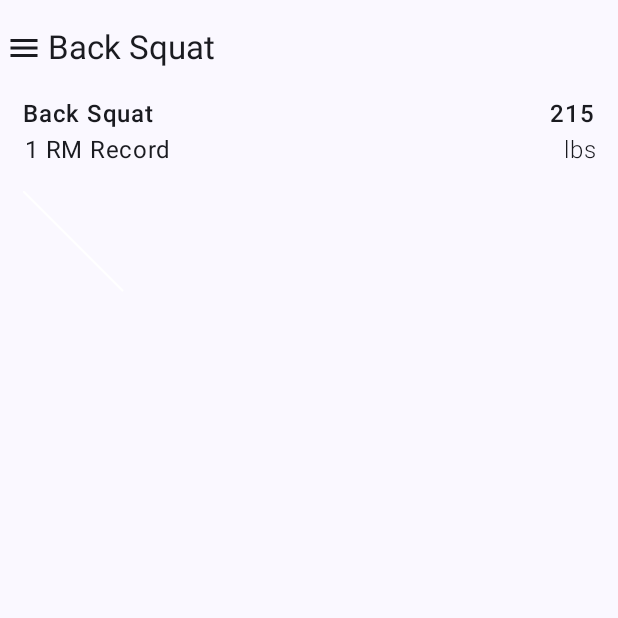
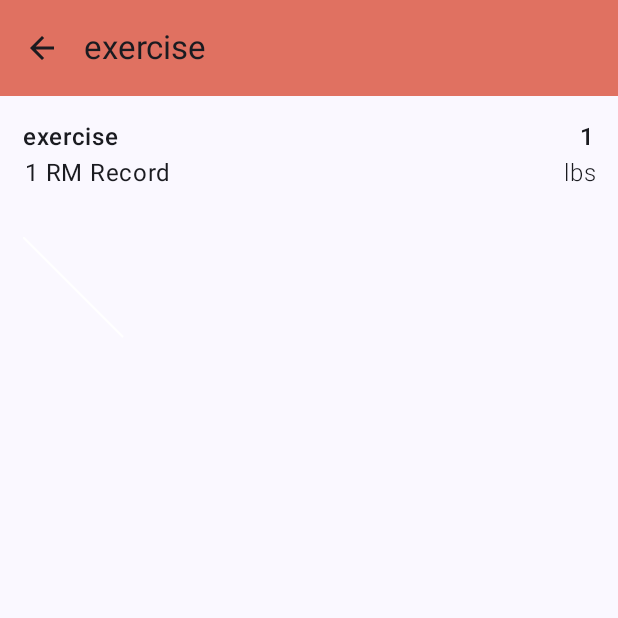
Before and after one commit to ebabel/fitbod_challenge, an Android app built with Jetpack Compose: the ExerciseDetailPageContent screen opened through its navigation route, on a phone screen of 412 x 824 dp, the top half of it. Run offline under Robolectric (Android 15) with nearby library versions, the phone set to English and light mode, and no system bars; 1 statement that could not run was skipped.

Commit message:
Add ktor, get file, add viewModel, improve lazy column

```diff
--- a/app/build.gradle.kts
+++ b/app/build.gradle.kts
@@ -49,6 +49,8 @@ android {
 dependencies {
 
     implementation(libs.androidx.core.ktx)
+    implementation(libs.kotlinx.datetime)
+    implementation (libs.ktor.client.android)
     implementation(libs.androidx.lifecycle.runtime.ktx)
     implementation(libs.androidx.activity.compose)
     implementation(platform(libs.androidx.compose.bom))
--- a/app/src/main/AndroidManifest.xml
+++ b/app/src/main/AndroidManifest.xml
@@ -1,6 +1,8 @@
 <?xml version="1.0" encoding="utf-8"?>
 <manifest xmlns:android="http://schemas.android.com/apk/res/android"
     xmlns:tools="http://schemas.android.com/tools">
+    <uses-permission android:name="android.permission.INTERNET" />
+    <uses-permission android:name="android.permission.ACCESS_NETWORK_STATE" />
 
     <application
         android:allowBackup="true"
--- a/app/src/main/java/com/example/fitbodchallenge/MainActivity.kt
+++ b/app/src/main/java/com/example/fitbodchallenge/MainActivity.kt
@@ -16,24 +16,34 @@ import androidx.compose.foundation.layout.padding
 import androidx.compose.foundation.lazy.LazyColumn
 import androidx.compose.material.icons.Icons
 import androidx.compose.material.icons.filled.Menu
+import androidx.compose.foundation.lazy.items
+import androidx.compose.material.icons.filled.ArrowBack
+import androidx.compose.material3.Divider
 import androidx.compose.material3.ExperimentalMaterial3Api
 import androidx.compose.material3.Icon
+import androidx.compose.material3.IconButton
 import androidx.compose.material3.Scaffold
 import androidx.compose.material3.Text
 import androidx.compose.material3.TopAppBar
+import androidx.compose.material3.TopAppBarDefaults.topAppBarColors
 import androidx.compose.runtime.Composable
+import androidx.compose.runtime.collectAsState
 import androidx.compose.ui.Alignment
 import androidx.compose.ui.Modifier
+import androidx.compose.ui.graphics.Color
 import androidx.compose.ui.text.font.FontWeight.Companion.W300
 import androidx.compose.ui.text.font.FontWeight.Companion.W500
 import androidx.compose.ui.text.style.TextAlign
 import androidx.compose.ui.tooling.preview.Preview
 import androidx.compose.ui.unit.dp
+import androidx.lifecycle.viewmodel.compose.viewModel
 import androidx.navigation.compose.NavHost
 import androidx.navigation.compose.composable
 import androidx.navigation.compose.rememberNavController
 import com.example.fitbodchallenge.ui.Graph
 import com.example.fitbodchallenge.ui.theme.FitbodChallengeTheme
+import io.ktor.client.HttpClient
+import io.ktor.client.engine.android.Android
 
 private const val ROUTE_EXERCISE_DETAIL = "ExerciseDetail"
 private const val ROUTE_HOME = "Home"
@@ -42,9 +52,11 @@ class MainActivity : ComponentActivity() {
 
     override fun onCreate(savedInstanceState: Bundle?) {
         super.onCreate(savedInstanceState)
+
         setContent {
             FitbodChallengeTheme {
                 val navController = rememberNavController()
+                val viewModel = viewModel<MainViewModel>()
                 NavHost(
                     navController = navController,
                     startDestination = ROUTE_HOME,
@@ -53,13 +65,18 @@ class MainActivity : ComponentActivity() {
                         WorkoutPageContent(
                             onDetailClicked = {
                                 navController.navigate(ROUTE_EXERCISE_DETAIL)
-                            })
+                            },
+                            exercises = viewModel.exercises.collectAsState(emptyMap()).value,
+                        )
                     }
                     composable(ROUTE_EXERCISE_DETAIL) {
                         BackHandler {
                             navController.popBackStack()
                         }
-                        ExerciseDetailPageContent()
+                        ExerciseDetailPageContent(
+                            onNavigateBack = { navController.popBackStack() },
+                            exercise = "exercise"
+                        )
                     }
                 }
 
@@ -71,24 +88,41 @@ class MainActivity : ComponentActivity() {
 @Preview
 @Composable
 private fun PreviewExerciseDetailPageContent() {
-    ExerciseDetailPageContent()
+    ExerciseDetailPageContent(
+        exercise = "Back Squat",
+        onNavigateBack = {}
+    )
 }
 
 @Composable
-private fun ExerciseDetailPageContent() {
+private fun ExerciseDetailPageContent(
+    exercise: String,
+    onNavigateBack: () -> Unit,
+) {
     Scaffold(
         topBar = {
             TopAppBar(
-                title = { Text(text = "Back Squat") },
+                title = { Text(text = exercise) },
                 navigationIcon = {
-                    Icon(Icons.Filled.Menu, contentDescription = "Menu icon")
-                }
+                    IconButton(onClick = { onNavigateBack() }) {
+                        Icon(Icons.Filled.ArrowBack, contentDescription = "Menu icon")
+                    }
+                },
+                colors = topAppBarColors(
+                    containerColor = Color(0xFFE07161),
+                )
             )
         }
     ) { paddingValues ->
-        Column(Modifier.padding(paddingValues).fillMaxSize()) {
+        Column(
+            Modifier
+                .padding(paddingValues)
+                .fillMaxSize()
+        ) {
             ExerciseRow(
                 onDetailClicked = {},
+                exercise = "exercise",
+                oneRepMax = 1
             )
             Graph()
         }
@@ -98,25 +132,41 @@ private fun ExerciseDetailPageContent() {
 @Preview
 @Composable
 private fun PreviewWorkoutPageContent() {
-    WorkoutPageContent {
-
-    }
+    WorkoutPageContent(
+        onDetailClicked = {},
+        exercises = emptyMap(),
+    )
 }
 
 @Composable
-private fun WorkoutPageContent(onDetailClicked: () -> Unit) {
+private fun WorkoutPageContent(
+    onDetailClicked: () -> Unit,
+    exercises: Map<String, Int>
+) {
+
     Scaffold(
         topBar = {
-            TopAppBar(title = { Text(text = "Workout") }, navigationIcon = {
-                Icon(Icons.Filled.Menu, contentDescription = "Menu icon")
-            })
+            TopAppBar(
+                title = { Text(text = "Workout") },
+                navigationIcon = {
+                    Icon(Icons.Filled.Menu, contentDescription = "Menu icon")
+                },
+                colors = topAppBarColors(
+                    containerColor = Color(0xFFE07161),
+                )
+            )
         }
     ) { paddingValues ->
-        LazyColumn(modifier = Modifier.padding(paddingValues)) {
-            item {
+        LazyColumn(
+            modifier = Modifier.padding(paddingValues),
+        ) {
+            items(exercises.entries.toList()) { (exercise, oneRepMax) ->
                 ExerciseRow(
-                    onDetailClicked = onDetailClicked
+                    onDetailClicked = onDetailClicked,
+                    exercise = exercise,
+                    oneRepMax = oneRepMax
                 )
+                Divider()
             }
         }
     }
@@ -127,7 +177,7 @@ private fun WorkoutPageContent(onDetailClicked: () -> Unit) {
 @Composable
 private fun PreviewExerciseRow() {
     Column(Modifier.fillMaxSize()) {
-        ExerciseRow(onDetailClicked = {})
+        ExerciseRow(onDetailClicked = {}, exercise = "example", oneRepMax = 1)
     }
 }
 
@@ -136,41 +186,37 @@ private fun PreviewExerciseRow() {
 private fun ExerciseRow(
     modifier: Modifier = Modifier,
     onDetailClicked: () -> Unit,
+    exercise: String,
+    oneRepMax: Int,
 ) {
+
     Row(
         modifier = modifier
             .fillMaxWidth()
+            .padding(15.dp)
             .clickable {
                 onDetailClicked()
             },
         horizontalArrangement = Arrangement.SpaceBetween
     ) {
-        Column(modifier = Modifier.padding(horizontal = 15.dp)) {
-            Text(text = "Back Squat", fontWeight = W500)
+        Column {
+            Text(text = exercise, fontWeight = W500)
             Text(text = "1 RM Record", textAlign = TextAlign.End)
         }
         Column(
-            modifier = Modifier.padding(horizontal = 15.dp),
             horizontalAlignment = Alignment.End
         ) {
-            Text(text = "215", fontWeight = W500)
+            Text(text = oneRepMax.toString(), fontWeight = W500)
             Text(text = "lbs", fontWeight = W300, textAlign = TextAlign.End)
         }
     }
 }
 
-@Composable
-fun Greeting(name: String, modifier: Modifier = Modifier) {
-    Text(
-        text = "Hello $name!",
-        modifier = modifier
-    )
+private val ktorHttpClient = HttpClient(Android) {
+
+
+//
+//    install(DefaultRequest) {
+//        header(HttpHeaders.ContentType, ContentType.Application.Any)
+//    }
 }
-
-@Preview(showBackground = true)
-@Composable
-fun GreetingPreview() {
-    FitbodChallengeTheme {
-        Greeting("Android")
-    }
-}
--- /dev/null
+++ b/app/src/main/java/com/example/fitbodchallenge/MainViewModel.kt
@@ -0,0 +1,49 @@
+package com.example.fitbodchallenge
+
+import androidx.lifecycle.ViewModel
+import androidx.lifecycle.viewModelScope
+import com.example.fitbodchallenge.model.Exercise
+import io.ktor.client.HttpClient
+import io.ktor.client.engine.android.Android
+import io.ktor.client.request.get
+import kotlinx.coroutines.Dispatchers
+import kotlinx.coroutines.flow.MutableStateFlow
+import kotlinx.coroutines.flow.map
+import kotlinx.coroutines.launch
+import kotlinx.datetime.LocalDate
+import kotlinx.datetime.format.MonthNames
+
+private const val FILE_LOCATION = "https://raw.githubusercontent.com/ebabel/fitbod_challenge/main/workoutData"
+
+class MainViewModel : ViewModel() {
+
+
+    private val ktorHttpClient = HttpClient(Android)
+    private val _workoutData = MutableStateFlow<List<Exercise>>(emptyList())
+    val exercises = _workoutData.map { it.groupBy { it.exercise }.mapValues { it.value.maxOf { it.weight } } }
+    init {
+        viewModelScope.launch(Dispatchers.IO) {
+            val workoutData: String =
+                ktorHttpClient.get(FILE_LOCATION)
+            workoutData
+                .lines()
+                .filter { it.isNotEmpty() }
+                .map { it.split(",") }
+                .map {
+                    println(it)
+                    val date = it[0].split(" ")
+                    val monthNumber = MonthNames.ENGLISH_ABBREVIATED.names.indexOf(date[0]) + 1
+                    println("month ${date[0]} $monthNumber")
+                    val localDate = LocalDate(
+                        dayOfMonth = date[1].toInt(),
+                        monthNumber = monthNumber,
+                        year = date[2].toInt(),
+                    )
+                    Exercise(date = localDate, exercise = it[1], reps = it[2].toInt(), weight = it[3].toInt())
+                }.let {
+                    _workoutData.value = it
+                }
+        }
+
+    }
+}
--- a/gradle/libs.versions.toml
+++ b/gradle/libs.versions.toml
@@ -5,6 +5,8 @@ coreKtx = "1.10.1"
 junit = "4.13.2"
 junitVersion = "1.1.5"
 espressoCore = "3.5.1"
+kotlinxDatetime = "0.6.0-RC.2"
+ktorClientAndroid = "1.5.0"
 lifecycleRuntimeKtx = "2.6.1"
 activityCompose = "1.7.0"
 composeBom = "2023.08.00"
@@ -26,6 +28,8 @@ androidx-ui-test-manifest = { group = "androidx.compose.ui", name = "ui-test-man
 androidx-ui-test-junit4 = { group = "androidx.compose.ui", name = "ui-test-junit4" }
 androidx-material3 = { group = "androidx.compose.material3", name = "material3" }
 androidx-navigation-compose = { group = "androidx.navigation", name = "navigation-compose", version.ref = "navigationCompose" }
+kotlinx-datetime = { module = "org.jetbrains.kotlinx:kotlinx-datetime", version.ref = "kotlinxDatetime" }
+ktor-client-android = { module = "io.ktor:ktor-client-android", version.ref = "ktorClientAndroid" }
 
 [plugins]
 androidApplication = { id = "com.android.application", version.ref = "agp" }
```
Also changed, not shown: app/src/main/java/com/example/fitbodchallenge/model/Exercise.kt (added, +10 -0 lines).
